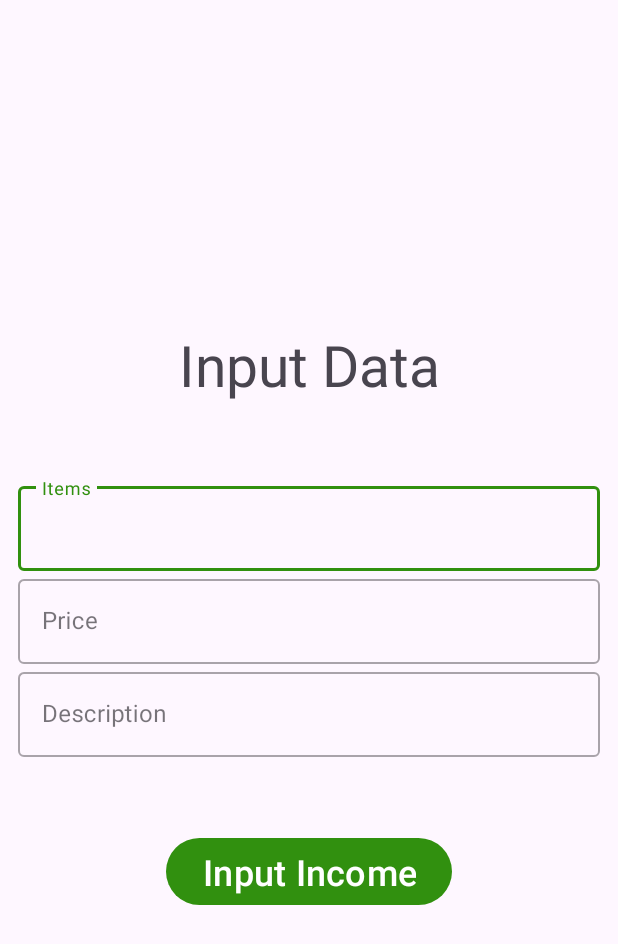
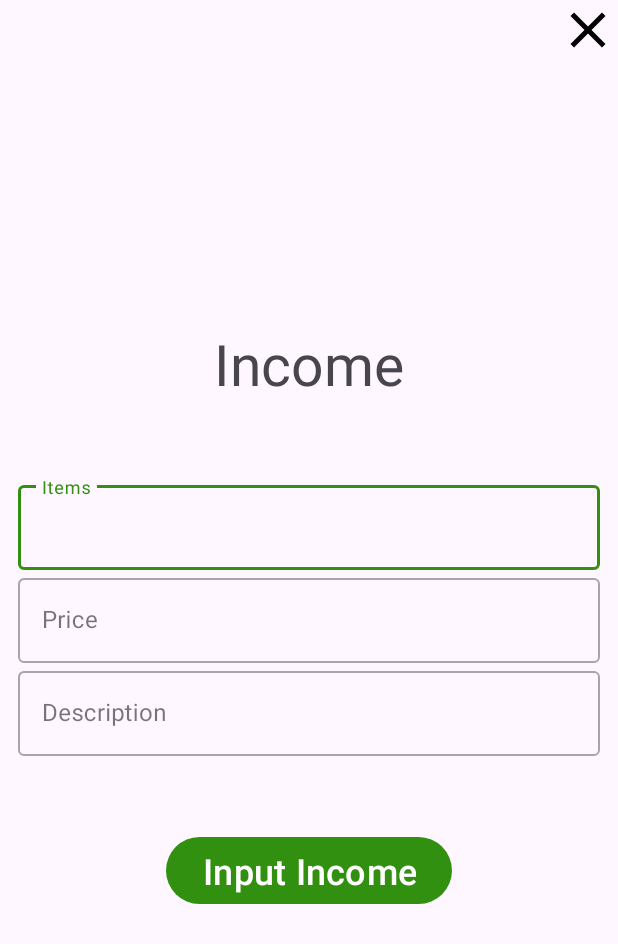
Before and after one commit to RoeRL/WhereTheMoneyApp, an Android app: the InputTransactionActivity screen opened directly, with no data from a screen before it, on a phone screen of 412 x 824 dp. Shown: the top 944 px of the screen. Run offline under Robolectric (Android 15) with nearby library versions, the phone set to English and light mode, and no system bars.

Commit message:
[RR] Input Transaction Activity done
Without firebase

```diff
--- a/app/src/main/java/com/example/wheremymoneyappkotlin/InputTransactionActivity.kt
+++ b/app/src/main/java/com/example/wheremymoneyappkotlin/InputTransactionActivity.kt
@@ -1,20 +1,34 @@
 package com.example.wheremymoneyappkotlin
 
+import android.content.Intent
 import androidx.appcompat.app.AppCompatActivity
 import android.os.Bundle
+import android.text.Layout
 import android.widget.Button
 import android.widget.EditText
+import android.widget.ImageButton
 
 class InputTransactionActivity : AppCompatActivity() {
     override fun onCreate(savedInstanceState: Bundle?) {
         super.onCreate(savedInstanceState)
         setContentView(R.layout.activity_input_transaction)
 
+        val m_itemForm = findViewById<EditText>(R.id.itemInput).text.toString()
+        val m_priceForm = findViewById<EditText>(R.id.priceInput).text.toString().toDoubleOrNull()
+        val m_itemLayout = findViewById<com.google.android.material.textfield.TextInputLayout>(R.id.itemLayout)
+        val m_priceLayout = findViewById<com.google.android.material.textfield.TextInputLayout>(R.id.priceLayout)
         val m_inputIncomeButton = findViewById<Button>(R.id.inputIncomeButton)
+        val m_closeIncomeButton = findViewById<ImageButton>(R.id.closeIncomeTransaction)
+
+        m_closeIncomeButton.setOnClickListener {
+            finish()
+        }
 
         m_inputIncomeButton.setOnClickListener {
-            val m_itemForm = findViewById<EditText>(R.id.itemInput).text.toString()
-            val m_priceForm = findViewById<EditText>(R.id.priceInput).text.toString().toDoubleOrNull()
+
+
+            if (m_itemForm.isEmpty()) m_itemLayout.error = "Please input your item"
+            if (m_priceForm==null) m_priceLayout.error = "Please input your item"
         }
     }
 }
--- /dev/null
+++ b/app/src/main/res/drawable/baseline_close_24.xml
@@ -0,0 +1,5 @@
+<vector android:height="24dp" android:tint="#000000"
+    android:viewportHeight="24" android:viewportWidth="24"
+    android:width="24dp" xmlns:android="http://schemas.android.com/apk/res/android">
+    <path android:fillColor="@android:color/white" android:pathData="M19,6.41L17.59,5 12,10.59 6.41,5 5,6.41 10.59,12 5,17.59 6.41,19 12,13.41 17.59,19 19,17.59 13.41,12z"/>
+</vector>
--- a/app/src/main/res/layout/activity_input_transaction.xml
+++ b/app/src/main/res/layout/activity_input_transaction.xml
@@ -1,10 +1,20 @@
 <?xml version="1.0" encoding="utf-8"?>
-<androidx.constraintlayout.widget.ConstraintLayout xmlns:android="http://schemas.android.com/apk/res/android"
+<RelativeLayout xmlns:android="http://schemas.android.com/apk/res/android"
     xmlns:app="http://schemas.android.com/apk/res-auto"
     xmlns:tools="http://schemas.android.com/tools"
     android:layout_width="match_parent"
     android:layout_height="match_parent"
     tools:context=".InputTransactionActivity">
+    <ImageButton
+        android:layout_width="40dp"
+        android:layout_height="40dp"
+        android:layout_alignParentRight="true"
+        android:background="@drawable/baseline_close_24"
+        android:id="@+id/closeIncomeTransaction"/>
+
+    <RelativeLayout
+        android:layout_width="match_parent"
+        android:layout_height="match_parent">
 
         <LinearLayout
             android:layout_width="match_parent"
@@ -13,17 +23,21 @@
             app:layout_constraintBottom_toBottomOf="parent"
             app:layout_constraintEnd_toEndOf="parent"
             app:layout_constraintStart_toStartOf="parent"
-        app:layout_constraintTop_toTopOf="parent">
+            app:layout_constraintTop_toTopOf="parent"
+            android:layout_centerVertical="true">
+
+
 
             <TextView
                 android:layout_width="match_parent"
                 android:layout_height="wrap_content"
-            android:text="Input Data"
+                android:text="Income"
                 android:textSize="38sp"
                 android:textAlignment="center"
                 android:layout_marginBottom="50dp"/>
 
             <com.google.android.material.textfield.TextInputLayout
+                android:id="@+id/itemLayout"
                 android:layout_width="match_parent"
                 android:layout_height="wrap_content"
                 android:layout_marginStart="12dp"
@@ -42,6 +56,7 @@
 
 
             <com.google.android.material.textfield.TextInputLayout
+                android:id="@+id/priceLayout"
                 android:layout_width="match_parent"
                 android:layout_height="wrap_content"
                 android:layout_marginStart="12dp"
@@ -91,5 +106,10 @@
         </LinearLayout>
 
 
+    </RelativeLayout>
 
-</androidx.constraintlayout.widget.ConstraintLayout>
+
+
+
+
+</RelativeLayout>
--- /dev/null
+++ b/app/src/main/res/values/styles.xml
@@ -0,0 +1,6 @@
+<?xml version="1.0" encoding="utf-8"?>
+<resources>
+    <style name="AppTheme" parent="Theme.AppCompat.Light.NoActionBar">
+        <item name="colorControlActivated">@color/green</item>
+    </style>
+</resources>
```
Lines whose indentation alone changed are shown as unchanged.
